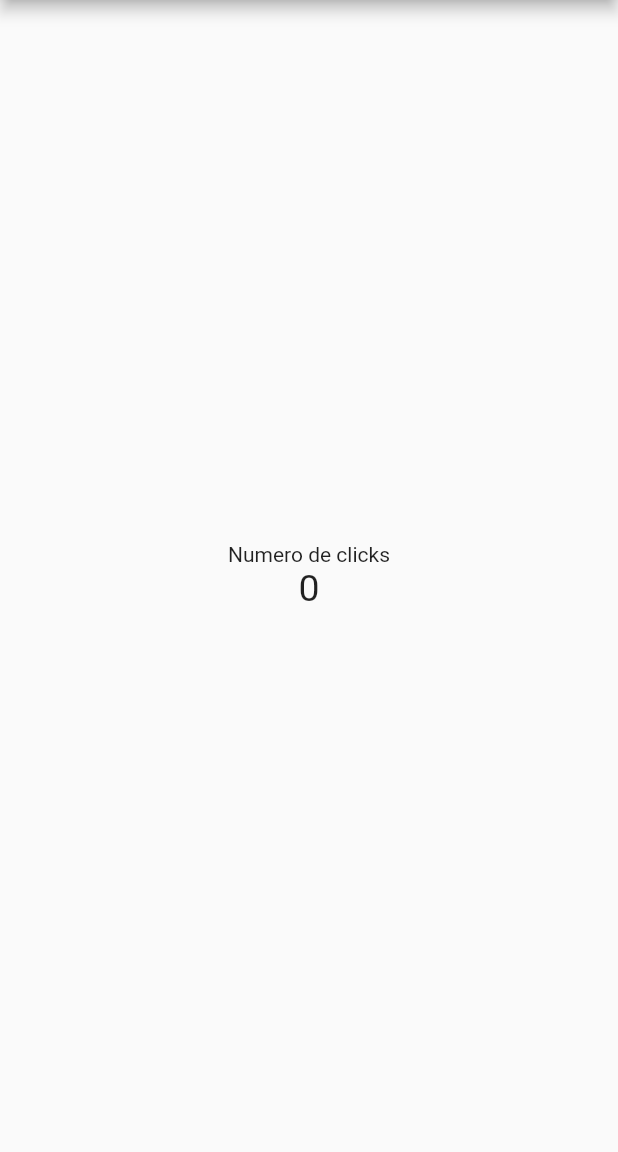
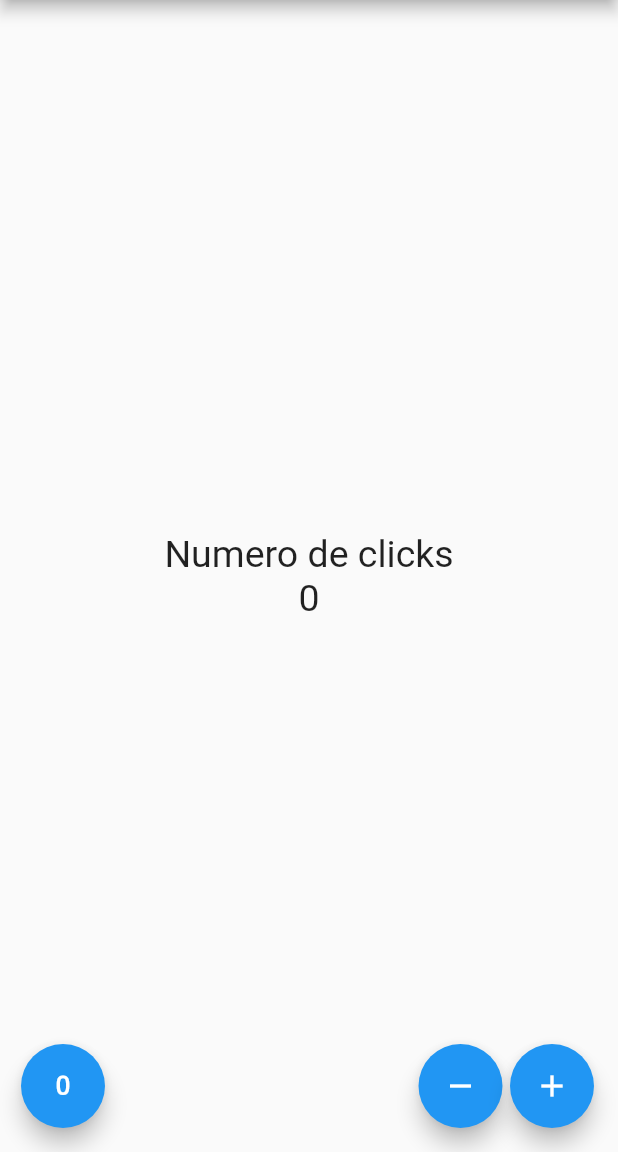
Before and after one commit to charlye917/Flutter, a Flutter app: the screen it shows after launch, on a phone screen of 412 x 824 dp, the part 84-1236 px from its top. Run offline on Flutter 3.47's test engine with Material 2 defaults, Android fonts, the phone set to English and light mode, and no system bars.

Commit message:
se termino el primer proyecto de flutter

```diff
--- a/Contador/contador/lib/src/app.dart
+++ b/Contador/contador/lib/src/app.dart
@@ -1,13 +1,14 @@
-import 'package:contador/src/pages/home_pages.dart';
 import 'package:flutter/material.dart';
+import 'package:contador/src/pages/contador_page.dart';
 
 class MyApp extends StatelessWidget {
   @override
   Widget build(BuildContext context) {
-    var homePage = HomePage;
+    var contadorPage = ContadorPage();
     return MaterialApp(
+        debugShowCheckedModeBanner: false,
         home: Center(
-      child: HomePage(),
-    ));
+          child: contadorPage,
+        ));
   }
 }
--- /dev/null
+++ b/Contador/contador/lib/src/pages/contador_page.dart
@@ -0,0 +1,63 @@
+import 'package:flutter/material.dart';
+
+class ContadorPage extends StatefulWidget {
+  @override
+  State<StatefulWidget> createState() => _ContadorPageState();
+}
+
+class _ContadorPageState extends State<ContadorPage> {
+  final _estiloTexto = TextStyle(fontSize: 25);
+  int _conteo = 0;
+
+  @override
+  Widget build(BuildContext context) {
+    return Scaffold(
+      appBar: AppBar(
+        title: Text('Mi First App'),
+        centerTitle: true,
+      ),
+      body: Center(
+        child: Column(
+          mainAxisAlignment: MainAxisAlignment.center,
+          children: [
+            Text(
+              'Numero de clicks',
+              style: _estiloTexto,
+            ),
+            Text(
+              '$_conteo',
+              style: _estiloTexto,
+            )
+          ],
+        ),
+      ),
+      floatingActionButton: _crearBotones(),
+    );
+  }
+
+  Widget _crearBotones() {
+    return Row(mainAxisAlignment: MainAxisAlignment.end, children: [
+      SizedBox(width: 30.0),
+      FloatingActionButton(
+          child: Icon(Icons.exposure_zero), onPressed: _restablecer),
+      Expanded(child: SizedBox()),
+      FloatingActionButton(child: Icon(Icons.remove), onPressed: _restar),
+      SizedBox(
+        width: 5.0,
+      ),
+      FloatingActionButton(child: Icon(Icons.add), onPressed: _agregar),
+    ]);
+  }
+
+  void _agregar() {
+    setState(() => _conteo++);
+  }
+
+  void _restar() {
+    setState(() => _conteo--);
+  }
+
+  void _restablecer() {
+    setState(() => _conteo = 0);
+  }
+}
```
Also changed, not shown: Contador/contador/lib/src/pages/home_pages.dart (+16 -3 lines).
